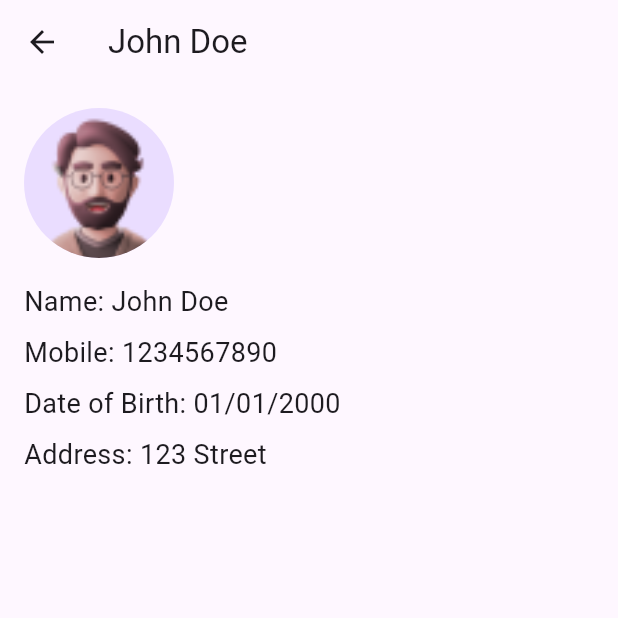
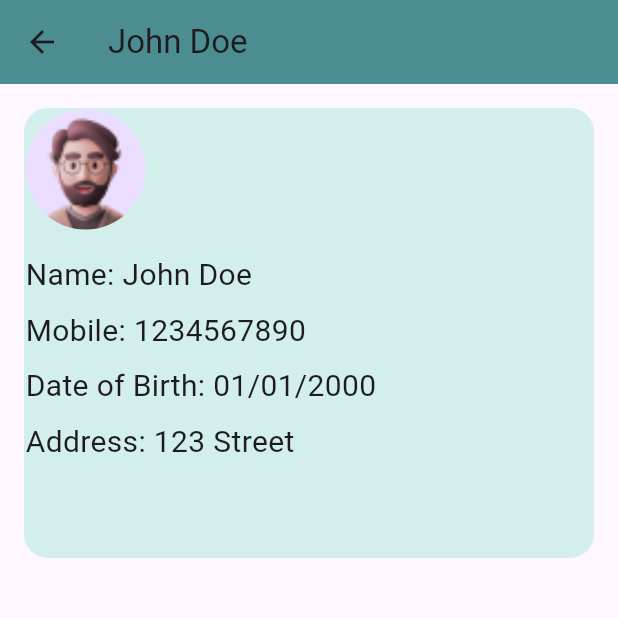
Before and after one commit to MadhuSurvase/userManage, a Flutter app: the screen it shows after launch, after a tap on "John Doe", on a phone screen of 412 x 824 dp, the top half of it. Run offline on Flutter 3.47's test engine with Material 3 defaults, Android fonts, the light colour scheme and no system bars.

Commit message:
image updated

```diff
--- a/lib/homescreen.dart
+++ b/lib/homescreen.dart
@@ -101,11 +101,11 @@
     User(profileImage: 'assets/images/monika.png', name: 'Monika Roy', mobileNumber: '1234567891', dateOfBirth: '01/01/2001', address: '1234 Street'),
     User(profileImage: 'assets/images/sonika.png', name: 'Sonika Tata', mobileNumber: '1234567892', dateOfBirth: '01/01/2002', address: '1235 Street'),
     User(profileImage: 'assets/images/Ankita.png', name: 'Ankita Zha', mobileNumber: '1234567893', dateOfBirth: '01/01/2003', address: '1236 Street'),
-    User(profileImage: 'assets/images/Mohan.png', name: 'Nick Taii', mobileNumber: '1234567894', dateOfBirth: '01/01/2004', address: '1237 Street'),
+    User(profileImage: 'assets/images/Nick.png', name: 'Nick Taii', mobileNumber: '1234567894', dateOfBirth: '01/01/2004', address: '1237 Street'),
     User(profileImage: 'assets/images/Rehana.png', name: 'Rehana Disoza', mobileNumber: '1234567895', dateOfBirth: '01/01/2005', address: '1238 Street'),
     User(profileImage: 'assets/images/Mohan.png', name: 'Mohn Doet', mobileNumber: '1234567896', dateOfBirth: '01/01/2006', address: '1239 Street'),
     User(profileImage: 'assets/images/Katin.png', name: 'Katin Poet', mobileNumber: '1234567897', dateOfBirth: '01/01/2007', address: '1231 Street'),
-    User(profileImage: 'assets/images/Pitter.png', name: 'Pitter Pinak', mobileNumber: '1234567898', dateOfBirth: '01/01/2008', address: '1232 Street'),
+    User(profileImage: 'assets/images/img.png', name: 'Pitter Pinak', mobileNumber: '1234567898', dateOfBirth: '01/01/2008', address: '1232 Street'),
     User(profileImage: 'assets/images/Tiya.png', name: 'Tiya Tandan', mobileNumber: '1234567899', dateOfBirth: '01/01/2009', address: '1233 Street'),
   ];
 
@@ -113,8 +113,8 @@
   Widget build(BuildContext context) {
     return Scaffold(
       appBar: AppBar(
-        backgroundColor: Colors.cyan,
-        title: const Text('User Management'),
+        backgroundColor: Color(0xff4C8D91),
+        title: const Text('User Management',style: TextStyle(color: Colors.white),),
       ),
       body: LayoutBuilder(
         builder: (context, constraints) {
@@ -129,11 +129,14 @@
             itemBuilder: (context, index) {
               final user = users[index];
               return Card(
+                color: Color(0xffD3EFEC),
                 margin: const EdgeInsets.all(8.0),
                 child: ListTile(
-                  leading: CircleAvatar(backgroundImage: AssetImage(user.profileImage)),
-                  title: Text(user.name),
-                  subtitle: Text(user.mobileNumber),
+                  leading: CircleAvatar(
+                    radius: 38,
+                      backgroundImage: AssetImage(user.profileImage)),
+                  title: Text(user.name,style: TextStyle(fontSize: 20),),
+                  subtitle: Text(user.mobileNumber,style: TextStyle(fontSize: 18),),
                   onTap: () {
                     Navigator.push(
                       context,
--- a/lib/main.dart
+++ b/lib/main.dart
@@ -41,6 +41,7 @@
   @override
   Widget build(BuildContext context) {
     return MaterialApp(
+      debugShowCheckedModeBanner: false,
       title: 'User Management',
       theme: ThemeData(
         primarySwatch: Colors.cyan,
--- a/lib/userdetailsscreen.dart
+++ b/lib/userdetailsscreen.dart
@@ -99,26 +99,36 @@
   Widget build(BuildContext context) {
     return Scaffold(
       appBar: AppBar(
+        backgroundColor: Color(0xff4C8D91),
         title: Text(user.name),
       ),
+
       body: Padding(
         padding: const EdgeInsets.all(16.0),
+        child: Container(
+
+          height: 300,
+          width: MediaQuery.of(context).size.width,
+          decoration: BoxDecoration(borderRadius: BorderRadius.all(Radius.circular(16.0)),
+              border: Border.all(width: 1,color: Color(0xffD3EFEC)),color: Color(0xffD3EFEC) ),
+
           child: Column(
             crossAxisAlignment: CrossAxisAlignment.start,
             children: [
               CircleAvatar(
-              radius: 50,
+                radius: 40,
                 backgroundImage: AssetImage(user.profileImage),
               ),
               const SizedBox(height: 16),
-            Text('Name: ${user.name}', style: TextStyle(fontSize: 18)),
+              Text('Name: ${user.name}', style: TextStyle(fontSize: 20)),
               const SizedBox(height: 8),
-            Text('Mobile: ${user.mobileNumber}', style: TextStyle(fontSize: 18)),
+              Text('Mobile: ${user.mobileNumber}', style: TextStyle(fontSize: 20)),
               const SizedBox(height: 8),
-            Text('Date of Birth: ${user.dateOfBirth}', style: TextStyle(fontSize: 18)),
+              Text('Date of Birth: ${user.dateOfBirth}', style: TextStyle(fontSize: 20)),
               const SizedBox(height: 8),
-            Text('Address: ${user.address}', style: TextStyle(fontSize: 18)),
+              Text('Address: ${user.address}', style: TextStyle(fontSize: 20)),
             ],
+          ),
         ),
       ),
     );
```
Also changed, not shown: assets/images/Ankita.png, assets/images/Katin.png, assets/images/Mohan.png, assets/images/Nick.png (added), assets/images/Pitter.png (deleted), assets/images/Rehana.png, assets/images/Tiya.png, assets/images/img.png (added), assets/images/monika.png, assets/images/pitter.png (added), assets/images/sonika.png. Lines whose indentation alone changed are shown as unchanged.
